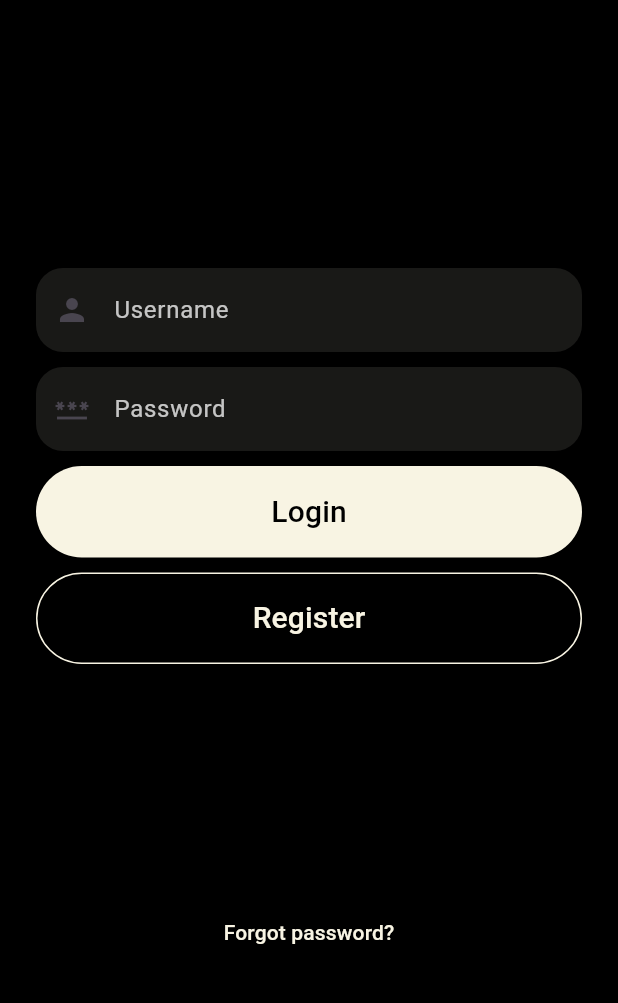
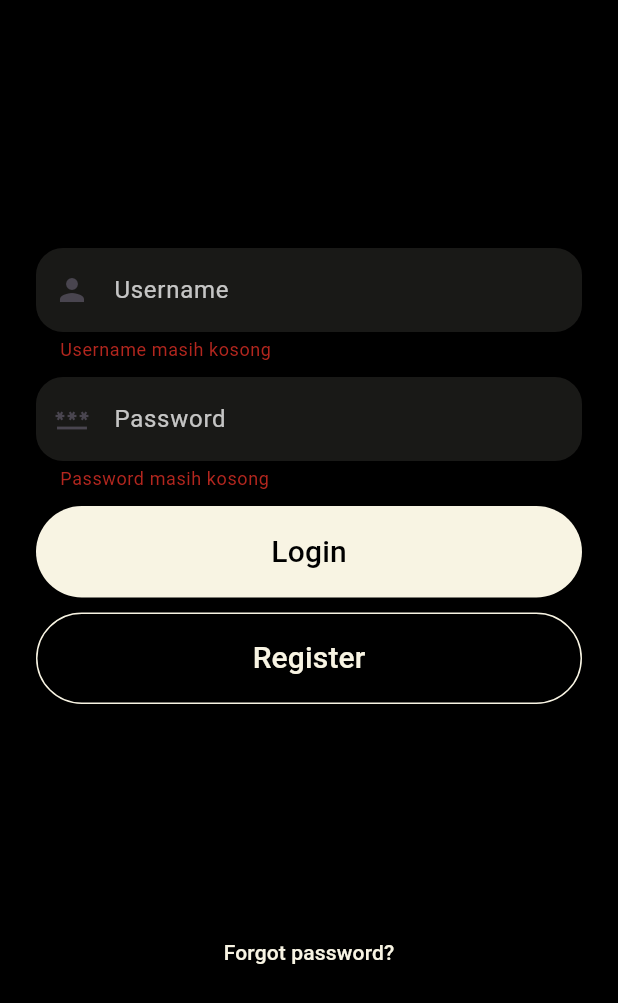
Before and after one commit to THERESIALAMROULI/5_A_Salon, a Flutter app: the screen it shows after launch, after a tap on "Login", on a phone screen of 412 x 824 dp. Shown: the top 1003 px of the screen. Run offline on Flutter 3.47's test engine with Material 3 defaults, Android fonts, the light colour scheme and no system bars; network calls fail.

Commit message:
Perbaikan Backend Login dan Register

```diff
--- a/lib/View/login.dart
+++ b/lib/View/login.dart
@@ -1,7 +1,6 @@
 import 'package:flutter/material.dart';
 import 'package:tubesfix/View/home.dart';
 import 'package:tubesfix/View/register.dart';
-import 'package:tubesfix/component/form_component.dart';
 
 class LoginView extends StatefulWidget {
   final Map? data;
@@ -15,70 +14,124 @@ class LoginView extends StatefulWidget {
 class _LoginViewState extends State<LoginView> {
   final _formKey = GlobalKey<FormState>();
 
+  TextEditingController usernameController = TextEditingController();
+  TextEditingController passwordController = TextEditingController();
 
   @override
   Widget build(BuildContext context) {
-    TextEditingController usernameController = TextEditingController();
-    TextEditingController passwordController = TextEditingController();
-    Map? dataForm = widget.data;
-
     return MaterialApp(
       debugShowCheckedModeBanner: false,
       home: Scaffold(
         backgroundColor: Colors.black,
         body: Container(
           margin: const EdgeInsets.all(24),
+          child: Form(
+            key: _formKey,
             child: Column(
               mainAxisAlignment: MainAxisAlignment.spaceEvenly,
               children: [
-              _inputField(context),
+                _inputField(),
                 _forgotPassword(context),
               ],
+            ),
           ),
         ),
       ),
     );
   }
 
+  Widget _inputField() {
+    Map? dataForm = widget.data;
 
-  _inputField(context) {
     return Column(
       crossAxisAlignment: CrossAxisAlignment.stretch,
       children: [
-        TextField(
-          style: TextStyle(color: Colors.white),
+        TextFormField(
+          controller: usernameController,
+          style: const TextStyle(color: Colors.white),
           decoration: InputDecoration(
             hintText: "Username",
             hintStyle: TextStyle(color: Colors.white.withOpacity(0.75)),
             border: OutlineInputBorder(
                 borderRadius: BorderRadius.circular(18),
                 borderSide: BorderSide.none
-
             ),
-              fillColor: const Color.fromRGBO(248,244,227,1).withOpacity(0.1),
+            fillColor: const Color.fromRGBO(248, 244, 227, 1).withOpacity(0.1),
             filled: true,
-              prefixIcon: const Icon(Icons.person)),
+            prefixIcon: const Icon(Icons.person),
+          ),
+          validator: (value) {
+            if (value == null || value.isEmpty) {
+              return 'Username masih kosong';
+            }
+            return null;
+          },
         ),
         const SizedBox(height: 10),
-        TextField(
-          style: TextStyle(color: Colors.white),
+        TextFormField(
+          controller: passwordController,
+          style: const TextStyle(color: Colors.white),
           decoration: InputDecoration(
-
             hintText: "Password",
-
             hintStyle: TextStyle(color: Colors.white.withOpacity(0.75)),
             border: OutlineInputBorder(
                 borderRadius: BorderRadius.circular(18),
                 borderSide: BorderSide.none),
-            fillColor: Color.fromRGBO(248,244,227,1).withOpacity(0.1),
+            fillColor: Color.fromRGBO(248, 244, 227, 1).withOpacity(0.1),
             filled: true,
             prefixIcon: const Icon(Icons.password),
           ),
           obscureText: true,
+          validator: (value) {
+            if (value == null || value.isEmpty) {
+              return 'Password masih kosong';
+            }
+            return null;
+          },
         ),
         const SizedBox(height: 10),
-        ElevatedButton(//login
+        ElevatedButton(
           onPressed: () {
+            if (_formKey.currentState!.validate()) {
+              if (dataForm != null) {
+                if (dataForm['username'] == usernameController.text &&
+                    dataForm['password'] == passwordController.text) {
+                  Navigator.push(context, MaterialPageRoute(builder: (_) => const HomeView(),));
+                } else {
+                  showDialog(
+                    context: context,
+                    builder: (_) => AlertDialog(
+                      title: const Text("Username Atau Password Salah"),
+                      content: const Text("Silakan coba lagi."),
+                      actions: <Widget>[
+                        TextButton(
+                          onPressed: () => Navigator.pop(context),
+                          child: const Text('OK'),
+                        ),
+                      ],
+                    ),
+                  );
+                }
+              } else {
+                // Jika dataForm null
+                showDialog(
+                  context: context,
+                  builder: (_) => AlertDialog(
+                    title: const Text("Akun Belum Dibuat!"),
+                    content: TextButton(
+                      onPressed: () => pushRegister(context),
+                      child: const Text('Daftar Disini !!'),
+                    ),
+                    actions: <Widget>[
+                      TextButton(
+                        onPressed: () => Navigator.pop(context),
+                        child: const Text('Cancel'),
+                      ),
+                    ],
+                  ),
+                );
+              }
+            }
           },
           style: ElevatedButton.styleFrom(
             shape: const StadiumBorder(),
@@ -87,38 +140,39 @@ class _LoginViewState extends State<LoginView> {
           ),
           child: const Text(
             "Login",
-            style: TextStyle(fontSize: 20,color:  Color.fromRGBO(0, 0, 0, 1)),
+            style: TextStyle(fontSize: 20, color: Color.fromRGBO(0, 0, 0, 1)),
           ),
         ),
         const SizedBox(height: 10),
-        ElevatedButton(//regis
+        ElevatedButton(
           onPressed: () {
-             Navigator.push(context, MaterialPageRoute(builder: (_) => const RegisterView(),),);
+            Navigator.push(context, MaterialPageRoute(builder: (_) => const RegisterView(),));
           },
           style: ElevatedButton.styleFrom(
             shape: const StadiumBorder(),
             padding: const EdgeInsets.symmetric(vertical: 16),
             backgroundColor: Color.fromRGBO(0, 0, 0, 1),
-            side: BorderSide(color:  Color(0xFFF8F4E3))
+            side: const BorderSide(color: Color(0xFFF8F4E3)),
           ),
           child: const Text(
             "Register",
-            style: TextStyle(fontSize: 20,color: Color(0xFFF8F4E3)),
-
+            style: TextStyle(fontSize: 20, color: Color(0xFFF8F4E3)),
           ),
-        )
+        ),
       ],
     );
   }
 
-  _forgotPassword(context) {
+  Widget _forgotPassword(BuildContext context) {
     return TextButton(
       onPressed: () {},
       child: const Text("Forgot password?",
-        style: TextStyle(color: Color.fromRGBO(248,244,227,1)),
+        style: TextStyle(color: Color.fromRGBO(248, 244, 227, 1)),
       ),
     );
   }
 
-
+  void pushRegister(BuildContext context) {
+    Navigator.push(context, MaterialPageRoute(builder: (_) => const RegisterView(),));
   }
+}
```
Also changed, not shown: lib/View/register.dart (+61 -24 lines). Lines whose indentation alone changed are shown as unchanged.
